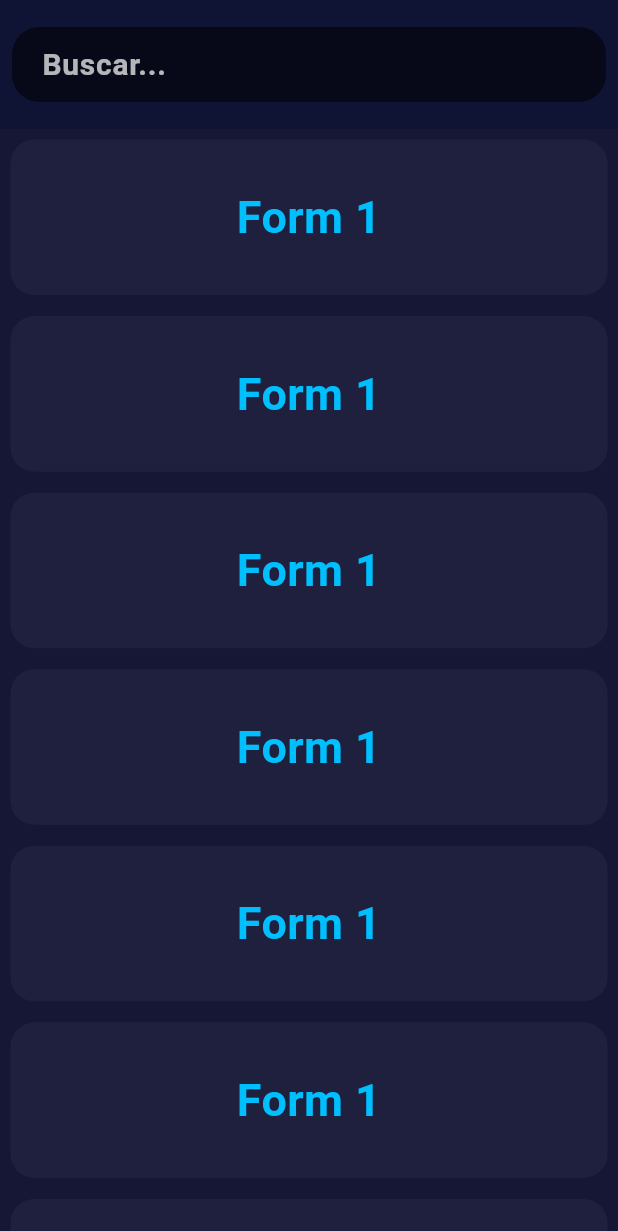
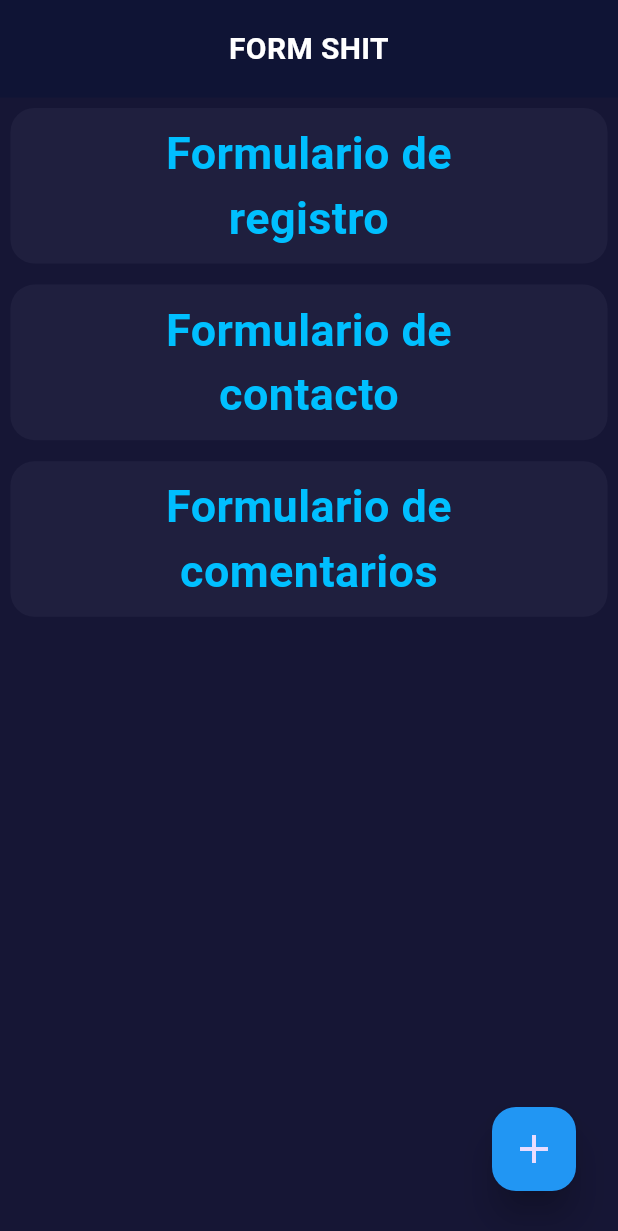
Before and after one commit to UlloaSP/HackUDC, a Flutter app: the screen it shows after launch, on a phone screen of 412 x 824 dp. Shown: the top 1231 px of the screen. Run offline on Flutter 3.47's test engine with Material 3 defaults, Android fonts, the phone set to English and light mode, and no system bars.

Commit message:
Añadido Provider Añadida Pagina Principal (Mostrar Forms Creados) Añadido Boton Seleccionar Plantilla Añadida Pagina Seleccionar Plantilla

```diff
--- /dev/null
+++ b/disashop_app/lib/Front/Controllers/form_controller.dart
@@ -0,0 +1,39 @@
+import 'package:flutter/cupertino.dart';
+
+import '../../Back/forms.dart';
+
+class FormController extends ChangeNotifier {
+  List<Forms> createdForms = [
+    Forms(1, "Formulario de registro"),
+    Forms(2, "Formulario de contacto"),
+    Forms(3, "Formulario de comentarios")
+  ];
+
+  List<Forms> plantillas = [
+    Forms(1, "Mierda 3"),
+    Forms(2, "Mierda 2"),
+    Forms(3, "Mierda 1")
+  ];
+
+  List<Map> actualInputList = [];
+
+  void getFormTypes() async {
+    // TODO
+  }
+
+  void getSpecificFormType() async {
+    // TODO
+  }
+
+  void getForms() async {
+    // TODO
+  }
+
+  void addNewForm() async {
+    // TODO
+  }
+
+  void getSpecificForm() async {
+    // TODO
+  }
+}
--- a/disashop_app/lib/Front/Views/dynamic_forms_view.dart
+++ b/disashop_app/lib/Front/Views/dynamic_forms_view.dart
@@ -18,9 +18,7 @@ class _DynamicFormsViewState extends State<DynamicFormsView> {
   Widget build(BuildContext context) {
     return Column(
       children: [
-        HeaderContainer(
-            key: const ValueKey('HeaderContainer'),
-            searchController: _searchController),
+        HeaderContainer(searchController: _searchController),
         (widget.orientation == Orientation.portrait)
             ? _buildVerticalView()
             : _buildHorizontalView(),
@@ -31,7 +29,6 @@ class _DynamicFormsViewState extends State<DynamicFormsView> {
   Widget _buildVerticalView() {
     return Expanded(
       child: GridView.builder(
-        key: const ValueKey("GridView"),
         gridDelegate: const SliverGridDelegateWithFixedCrossAxisCount(
           crossAxisCount: 1,
           childAspectRatio: 3.5,
--- /dev/null
+++ b/disashop_app/lib/Front/Views/form_view.dart
@@ -0,0 +1,110 @@
+import 'package:disashop_app/Front/Controllers/form_controller.dart';
+import 'package:disashop_app/Front/Views/plantilla_view.dart';
+import 'package:disashop_app/Front/Views/utils/app_header.dart';
+import 'package:disashop_app/Front/Views/utils/custom_container.dart';
+import 'package:flutter/material.dart';
+import 'package:provider/provider.dart';
+
+class FormView extends StatefulWidget {
+  final Orientation orientation;
+
+  const FormView({super.key, required this.orientation});
+
+  @override
+  State<FormView> createState() => _FormView();
+}
+
+class _FormView extends State<FormView> {
+  @override
+  Widget build(BuildContext context) {
+    return Scaffold(
+        body: Column(
+          children: [
+            const TitleContainer(headerText: "FORM SHIT"),
+            (widget.orientation == Orientation.portrait)
+                ? _buildVerticalView()
+                : _buildHorizontalView(),
+          ],
+        ),
+        floatingActionButton: FloatingActionButton(
+          onPressed: () {
+            Navigator.push(
+              context,
+              MaterialPageRoute(
+                  builder: (context) =>
+                      PlantillaView(orientation: widget.orientation)),
+            );
+          },
+          backgroundColor: Colors.blue, // Color de fondo del botón
+          elevation: 10.0,
+          child: const Icon(
+            Icons.add,
+            size: 32, // Tamaño del icono
+          ), // Elevación del botón
+        ),
+        floatingActionButtonLocation:
+            CustomFloatingActionButtonLocation() // Posición del botón flotante
+        );
+  }
+
+  Widget _buildVerticalView() {
+    var createdForms = context.watch<FormController>().createdForms;
+    return Expanded(
+      child: GridView.builder(
+        key: const ValueKey("GridView"),
+        gridDelegate: const SliverGridDelegateWithFixedCrossAxisCount(
+          crossAxisCount: 1,
+          childAspectRatio: 3.5,
+        ),
+        itemCount: createdForms.length,
+        itemBuilder: (context, index) {
+          return Padding(
+            padding: const EdgeInsets.all(7.0),
+            child: CustomContainer(
+              name: createdForms[index].form_typeName,
+            ),
+          );
+        },
+      ),
+    );
+  }
+
+  Widget _buildHorizontalView() {
+    var createdForms = context.watch<FormController>().createdForms;
+    return Expanded(
+      child: GridView.builder(
+        gridDelegate: const SliverGridDelegateWithFixedCrossAxisCount(
+          crossAxisCount: 2,
+          childAspectRatio: 3.75,
+        ),
+        itemCount: createdForms.length,
+        itemBuilder: (context, index) {
+          return Padding(
+            padding: const EdgeInsets.all(7.0),
+            child: CustomContainer(
+              name: createdForms[index].form_typeName,
+            ),
+          );
+        },
+      ),
+    );
+  }
+}
+
+class CustomFloatingActionButtonLocation extends StandardFabLocation {
+  @override
+  double getOffsetX(
+      ScaffoldPrelayoutGeometry scaffoldGeometry, double adjustment) {
+    return scaffoldGeometry.scaffoldSize.width -
+        84.0 -
+        adjustment; // Ajuste horizontal hacia la izquierda
+  }
+
+  @override
+  double getOffsetY(
+      ScaffoldPrelayoutGeometry scaffoldGeometry, double adjustment) {
+    return scaffoldGeometry.scaffoldSize.height -
+        86.0 -
+        adjustment; // Ajuste vertical hacia arriba
+  }
+}
--- /dev/null
+++ b/disashop_app/lib/Front/Views/utils/app_header.dart
@@ -0,0 +1,38 @@
+import 'package:flutter/material.dart';
+
+class TitleContainer extends StatefulWidget {
+  final String headerText;
+
+  const TitleContainer({super.key, required this.headerText});
+
+  @override
+  State<TitleContainer> createState() => _TitleContainer();
+}
+
+class _TitleContainer extends State<TitleContainer> {
+  @override
+  Widget build(BuildContext context) {
+    return Container(
+      color: const Color.fromRGBO(15, 20, 53, 1),
+      padding: EdgeInsets.only(top: MediaQuery.of(context).padding.top),
+      child: Row(
+        children: [
+          Expanded(
+            child: Padding(
+              padding:
+                  const EdgeInsets.symmetric(horizontal: 8.0, vertical: 18.0),
+              child: Text(
+                widget.headerText,
+                textAlign: TextAlign.center,
+                style: const TextStyle(
+                    color: Colors.white,
+                    fontWeight: FontWeight.bold,
+                    fontSize: 20),
+              ),
+            ),
+          ),
+        ],
+      ),
+    );
+  }
+}
--- a/disashop_app/lib/Front/Views/utils/custom_container.dart
+++ b/disashop_app/lib/Front/Views/utils/custom_container.dart
@@ -2,10 +2,12 @@ import 'package:flutter/material.dart';
 
 class CustomContainer extends StatefulWidget {
   final String name;
+  final VoidCallback? onPressed;
 
   const CustomContainer({
     super.key,
     required this.name,
+    this.onPressed,
   });
 
   @override
@@ -15,7 +17,9 @@ class CustomContainer extends StatefulWidget {
 class _CustomContainerState extends State<CustomContainer> {
   @override
   Widget build(BuildContext context) {
-    return Container(
+    return GestureDetector(
+      onTap: widget.onPressed, // Llama a la función onPressed proporcionada
+      child: Container(
         width: double.infinity,
         height: 100,
         decoration: BoxDecoration(
@@ -36,6 +40,7 @@ class _CustomContainerState extends State<CustomContainer> {
             ),
           ),
         ),
+      ),
     );
   }
 }
--- a/disashop_app/lib/Front/Views/view.dart
+++ b/disashop_app/lib/Front/Views/view.dart
@@ -1,6 +1,8 @@
+import 'package:disashop_app/Front/Controllers/form_controller.dart';
 import 'package:flutter/material.dart';
+import 'package:provider/provider.dart';
 
-import 'dynamic_forms_view.dart';
+import 'form_view.dart';
 
 class ActualView extends StatefulWidget {
   const ActualView({super.key});
@@ -12,14 +14,13 @@ class ActualView extends StatefulWidget {
 class _ActualViewState extends State<ActualView> {
   @override
   Widget build(BuildContext context) {
+    Provider.of<FormController>(context, listen: false).getForms();
     return Scaffold(
       body: OrientationBuilder(
         builder: (context, orientation) {
-          return Scaffold(
-            body: OrientationBuilder(builder: (context, orientation) {
-              return DynamicFormsView(orientation: orientation);
-            }),
-          );
+          return Consumer<FormController>(builder: (context, data, child) {
+            return FormView(orientation: orientation);
+          });
         },
       ),
     );
--- a/disashop_app/lib/main.dart
+++ b/disashop_app/lib/main.dart
@@ -1,12 +1,12 @@
+import 'package:disashop_app/Front/Controllers/form_controller.dart';
+import 'package:disashop_app/Front/Views/view.dart';
 import 'package:flutter/material.dart';
 import 'package:provider/provider.dart';
-
-import 'Front/Views/view.dart';
 
 void main() {
   runApp(
     ChangeNotifierProvider(
-      create: (BuildContext context) {},
+      create: (BuildContext context) => FormController(),
       child: const DynamicForms(),
     ),
   );
```
Also changed, not shown: disashop_app/lib/Front/Views/plantilla_view.dart (added, +93 -0 lines), disashop_app/lib/Front/Views/utils/input_container.dart (added, +41 -0 lines), disashop_app/pubspec.lock. Lines whose indentation alone changed are shown as unchanged.
